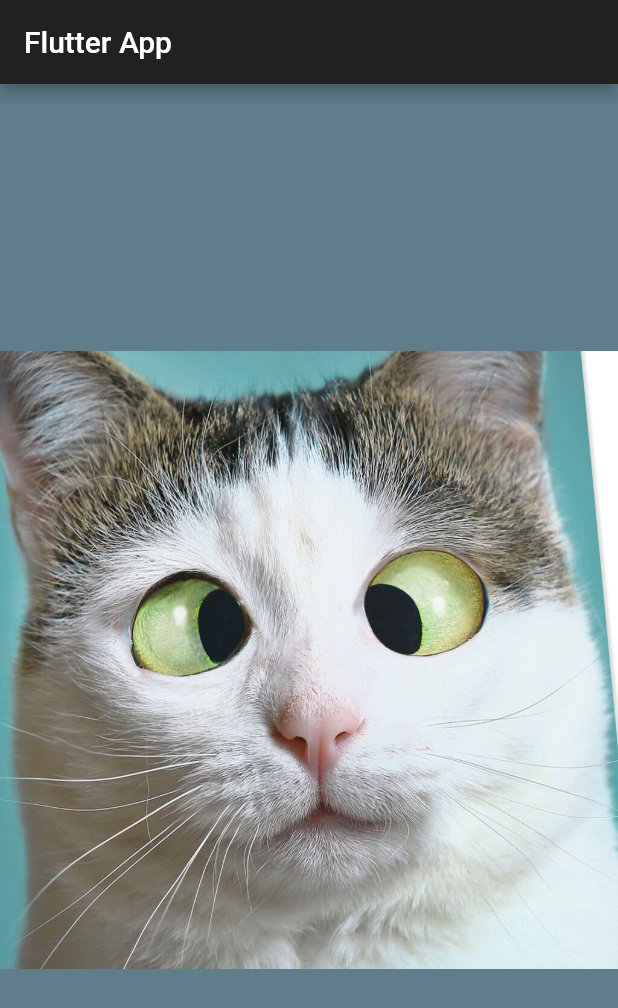
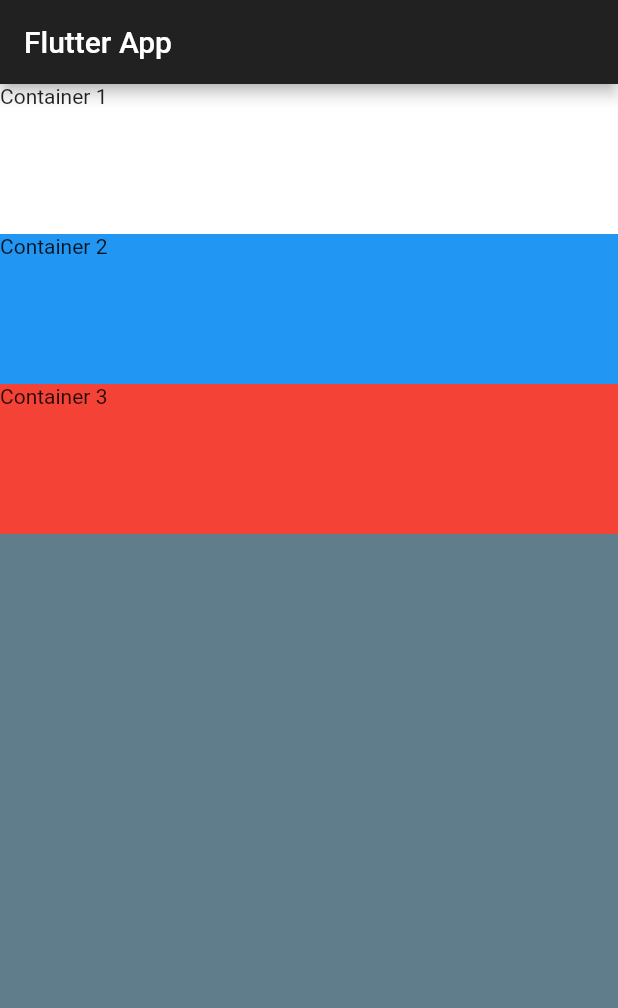
Before and after one commit to niawjunior/flutter-app1, a Flutter app: the screen it shows after launch, on a phone screen of 412 x 824 dp. Shown: the top 1008 px of the screen. Run offline on Flutter 3.47's test engine with Material 2 defaults, Android fonts, the phone set to English and light mode, and no system bars.

Commit message:
Container Widget

```diff
--- a/lib/main.dart
+++ b/lib/main.dart
@@ -14,9 +14,26 @@ class MyApp extends StatelessWidget {
           title: Text('Flutter App'),
           backgroundColor: Colors.grey[900],
         ),
-        body: Center(
-          child: Image(
-            image: AssetImage('images/cat2.jpg'),
+        body: SafeArea(
+          child: Column(
+            crossAxisAlignment: CrossAxisAlignment.stretch,
+            children: <Widget>[
+              Container(
+                height: 100.0,
+                color: Colors.white,
+                child: Text('Container 1'),
+              ),
+              Container(
+                height: 100.0,
+                color: Colors.blue,
+                child: Text('Container 2'),
+              ),
+              Container(
+                height: 100.0,
+                color: Colors.red,
+                child: Text('Container 3'),
+              ),
+            ],
           ),
         ),
       ),
```
